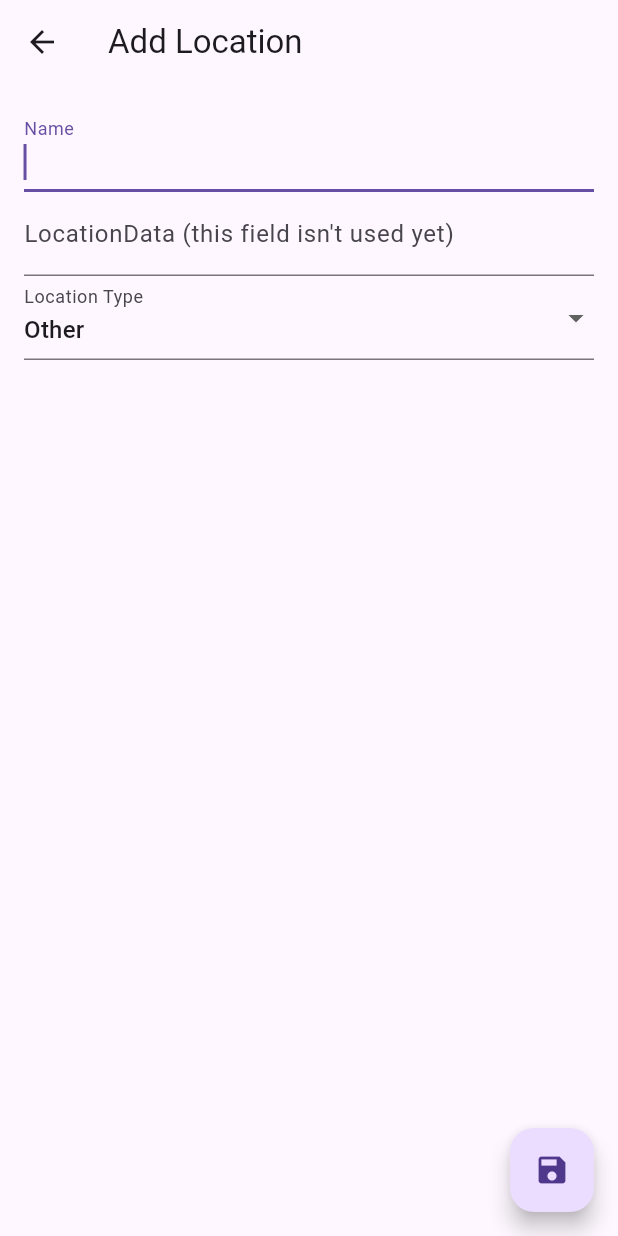
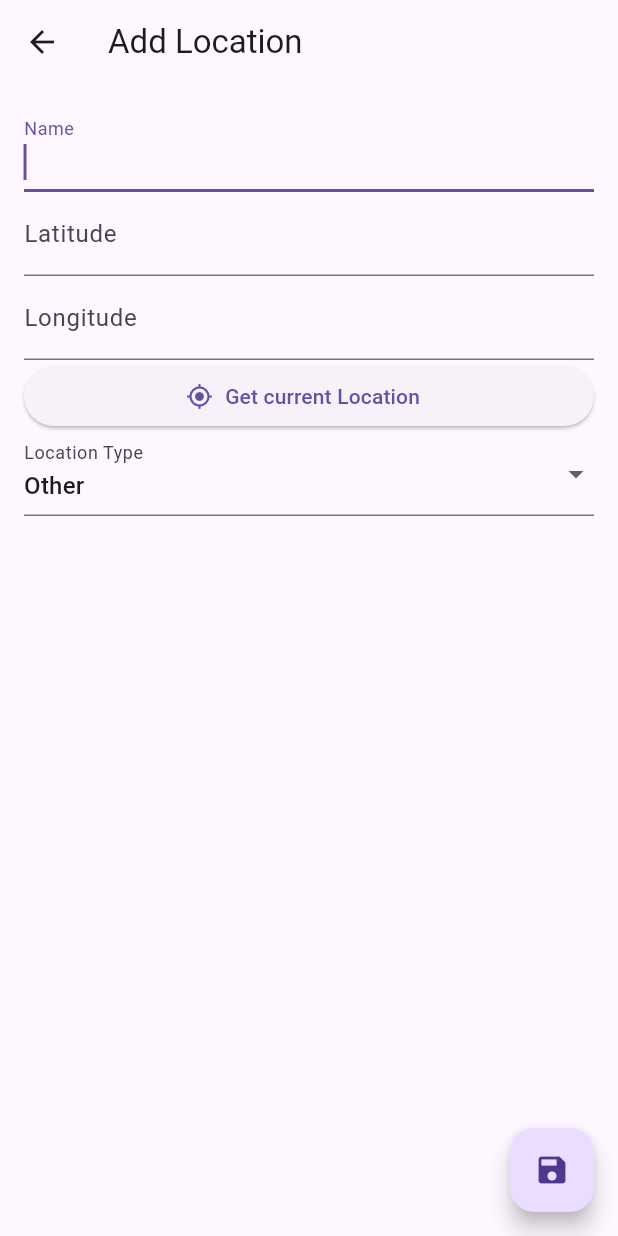
Before and after one commit to Eco-Gaming/DrivingBuddy, a Flutter app: the AddLocationPage screen opened directly, on a phone screen of 412 x 824 dp. Run offline on Flutter 3.47's test engine with Material 3 defaults, Android fonts, the phone set to English and light mode, and no system bars; drawn by our look-alikes of dynamic_color; our stand-ins replace csv, drift, dropdown_search, geolocator, permission_handler, shared_preferences and 1 more; missing offline and left inert: sqlite3; accounts and stored records are empty; generated files the repository leaves out were written again; Roboto replaces fonts that are missing (Manrope); statements that could not run were skipped.

Commit message:
mostly finished AddLocationPage

```diff
--- a/lib/pages/add_location_page.dart
+++ b/lib/pages/add_location_page.dart
@@ -2,7 +2,9 @@ import 'package:drift/drift.dart' as drift;
 import 'package:driving_buddy/constants.dart';
 import 'package:driving_buddy/data/database.dart';
 import 'package:driving_buddy/main.dart';
+import 'package:driving_buddy/utils.dart';
 import 'package:flutter/material.dart';
+import 'package:geolocator/geolocator.dart';
 
 class AddLocationPage extends StatefulWidget {
   const AddLocationPage({super.key});
@@ -14,7 +16,8 @@ class AddLocationPage extends StatefulWidget {
 class _AddLocationPageState extends State<AddLocationPage> {
 
   final TextEditingController _nameController = TextEditingController();
-  final TextEditingController _locationDataController = TextEditingController();
+  final TextEditingController _locationLatController = TextEditingController();
+  final TextEditingController _locationLongController = TextEditingController();
   LocationType _locationType = LocationType.other;
 
   @override
@@ -28,26 +31,41 @@ class _AddLocationPageState extends State<AddLocationPage> {
         const SnackBar(content: Text('Give this location a name first')),
       );
       return;
-    } else if (_locationDataController.text.isEmpty) {
+    } else if (_locationLatController.text.isEmpty || _locationLatController.text.isEmpty) {
       ScaffoldMessenger.of(context).showSnackBar(
-        const SnackBar(content: Text('Enter LocationData first')),
+        const SnackBar(content: Text('Enter Location first')),
       );
       return;
     }
 
-    Navigator.pop(context);
-    db.location.insertOne(LocationCompanion.insert(
-        latitude: 0.0,
-        longitude: 0.0,
+    var rows = db.location.select()..where((l) => l.name.equals(_nameController.text));
+    var result = await rows.get();
+
+    if (result.isNotEmpty) {
+      ScaffoldMessenger.of(context).showSnackBar(
+          const SnackBar(content: Text('A Location with that name already exists!'))
+      );
+    } else {
+      Navigator.pop(context);
+      db.location.insertOne(LocationCompanion.insert(
+        latitude: double.parse(_locationLatController.text),
+        longitude: double.parse(_locationLongController.text),
         name: _nameController.text,
         type: _locationType,
-    ));
+      ));
+    }
   }
 
   @override
   Widget build(BuildContext context) {
     return PopScope(
-      canPop: true, // showExitRationale(context)
+      canPop: false,
+      onPopInvoked: (allowed) async {
+        if (!allowed) {
+          bool? exit = await showExitRationale(context);
+          if (exit != null && exit && context.mounted) Navigator.pop(context);
+        }
+      },
       child: Scaffold(
         appBar: AppBar(
           title: const Text('Add Location'),
@@ -62,9 +80,26 @@ class _AddLocationPageState extends State<AddLocationPage> {
                 textCapitalization: TextCapitalization.words,
                 autofocus: true,
               ),
-              TextField( // TODO: Proper Location Input!
-                controller: _locationDataController,
-                decoration: const InputDecoration(labelText: 'LocationData (this field isn\'t used yet)'),
+              TextField(
+                controller: _locationLatController,
+                keyboardType: const TextInputType.numberWithOptions(decimal: true),
+                decoration: const InputDecoration(labelText: 'Latitude'),
+              ),
+              TextField(
+                controller: _locationLongController,
+                keyboardType: const TextInputType.numberWithOptions(decimal: true),
+                decoration: const InputDecoration(labelText: 'Longitude'),
+              ),
+              Row(
+                children: [
+                  Expanded(
+                    child: ElevatedButton.icon(
+                      onPressed: _getCurrentPosition,
+                      icon: const Icon(Icons.my_location),
+                      label: const Text('Get current Location'),
+                    ),
+                  ),
+                ],
               ),
               DropdownButtonFormField<LocationType>(
                 value: _locationType,
@@ -93,29 +128,48 @@ class _AddLocationPageState extends State<AddLocationPage> {
     );
   }
 
-  Future<bool?> showExitRationale(BuildContext context) async {
-    return showDialog<bool>(
-      context: context,
-      builder: (BuildContext context) {
-        return AlertDialog(
-          title: const Text('Leave'),
-          content: const Text('Leaving this page will discard your inputs.'),
-          actions: [
-            TextButton(
-              child: const Text('Cancel'),
-              onPressed: () {
-                Navigator.of(context).pop(false);
-              },
-            ),
-            TextButton(
-              child: const Text('Leave'),
-              onPressed: () {
-                Navigator.of(context).pop(true);
-              },
-            ),
-          ],
+  Future<bool> _handleLocationPermission() async {
+    bool serviceEnabled;
+    LocationPermission permission;
+
+    serviceEnabled = await Geolocator.isLocationServiceEnabled();
+    if (!serviceEnabled) {
+      ScaffoldMessenger.of(context).showSnackBar(const SnackBar(
+        content: Text('Location services are disabled. Please enable the services'))
+      );
+      return false;
+    }
+    permission = await Geolocator.checkPermission();
+    if (permission == LocationPermission.denied) {
+      permission = await Geolocator.requestPermission();
+      if (permission == LocationPermission.denied) {
+        ScaffoldMessenger.of(context).showSnackBar(
+          const SnackBar(content: Text('Location permissions are denied'))
         );
-      },
-    );
+        return false;
+      }
+    }
+    if (permission == LocationPermission.deniedForever) {
+      ScaffoldMessenger.of(context).showSnackBar(const SnackBar(
+        content: Text('Location permissions are permanently denied, we cannot request permissions.'))
+      );
+      return false;
+    }
+    return true;
+  }
+
+  Future<void> _getCurrentPosition() async {
+    final hasPermission = await _handleLocationPermission();
+    if (!hasPermission) return;
+
+    await Geolocator.getCurrentPosition(desiredAccuracy: LocationAccuracy.high)
+        .then((Position position) {
+          setState(() {
+            _locationLatController.text = position.latitude.toString();
+            _locationLongController.text = position.longitude.toString();
+          });
+        }).catchError((e) {
+           debugPrint(e);
+    });
   }
 }
--- a/pubspec.yaml
+++ b/pubspec.yaml
@@ -49,6 +49,7 @@ dependencies:
 
   intl: ^0.19.0
   dropdown_search: ^5.0.6
+  geolocator: ^11.0.0
 
 dev_dependencies:
   flutter_test:
```
Also changed, not shown: lib/utils.dart (+27 -0 lines), pubspec.lock, 2 other files.
